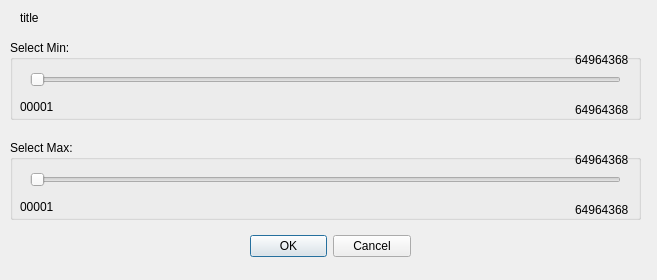
Qt form BusAnalyzer/range.ui (spung/storage_system_info_vis) before a commit.
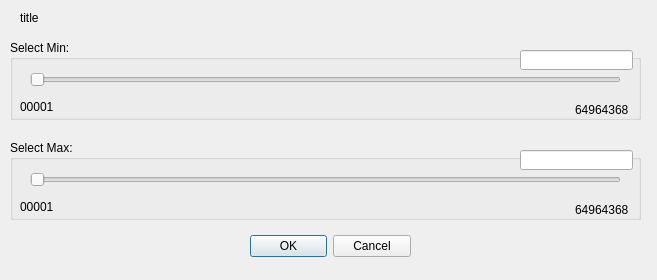
The same form after that commit.

Commit message: implemented enter values for focus

Diff of the .ui file:
```diff
--- a/BusAnalyzer/range.ui
+++ b/BusAnalyzer/range.ui
@@ -80,17 +80,17 @@
      <string>00001</string>
     </property>
    </widget>
-   <widget class="QLabel" name="currentMinValue">
+   <widget class="QLineEdit" name="currentMinValue">
     <property name="geometry">
      <rect>
-      <x>565</x>
+      <x>510</x>
       <y>10</y>
-      <width>61</width>
+      <width>113</width>
       <height>20</height>
      </rect>
     </property>
-    <property name="text">
-     <string>64964368</string>
+    <property name="inputMethodHints">
+     <set>Qt::ImhDigitsOnly</set>
     </property>
    </widget>
   </widget>
@@ -145,17 +145,17 @@
      <string>00001</string>
     </property>
    </widget>
-   <widget class="QLabel" name="currentMaxValue">
+   <widget class="QLineEdit" name="currentMaxValue">
     <property name="geometry">
      <rect>
-      <x>565</x>
+      <x>510</x>
       <y>10</y>
-      <width>61</width>
+      <width>113</width>
       <height>20</height>
      </rect>
     </property>
-    <property name="text">
-     <string>64964368</string>
+    <property name="inputMethodHints">
+     <set>Qt::ImhDigitsOnly</set>
     </property>
    </widget>
   </widget>
```
The commit also changes 6 other files.
